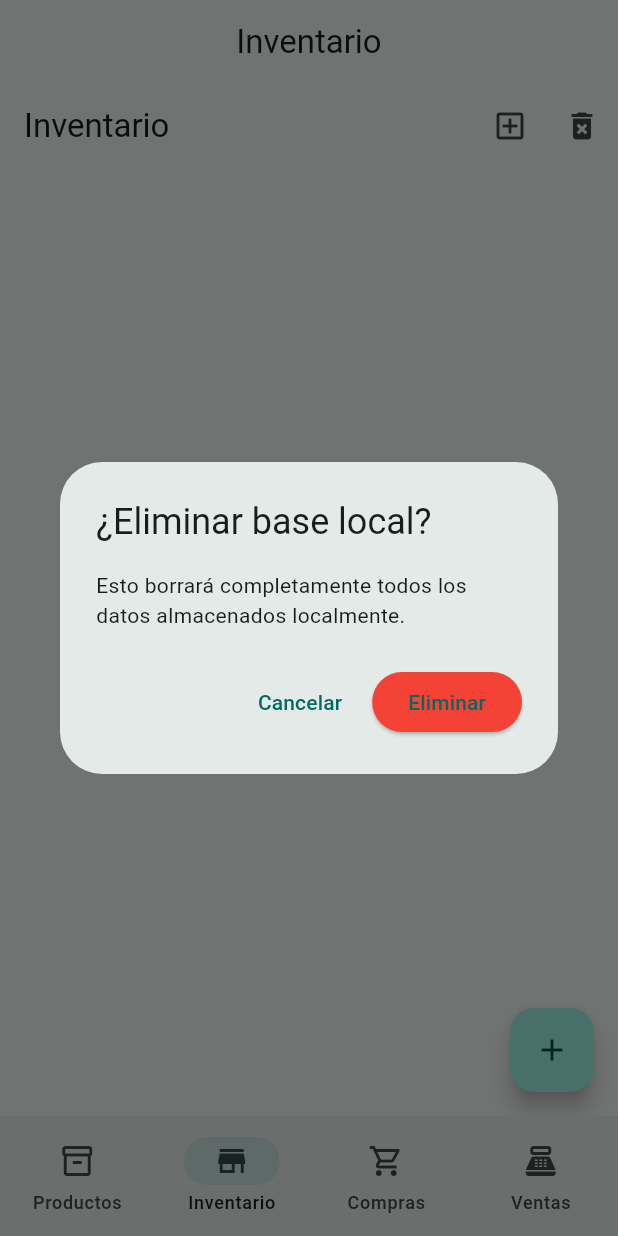
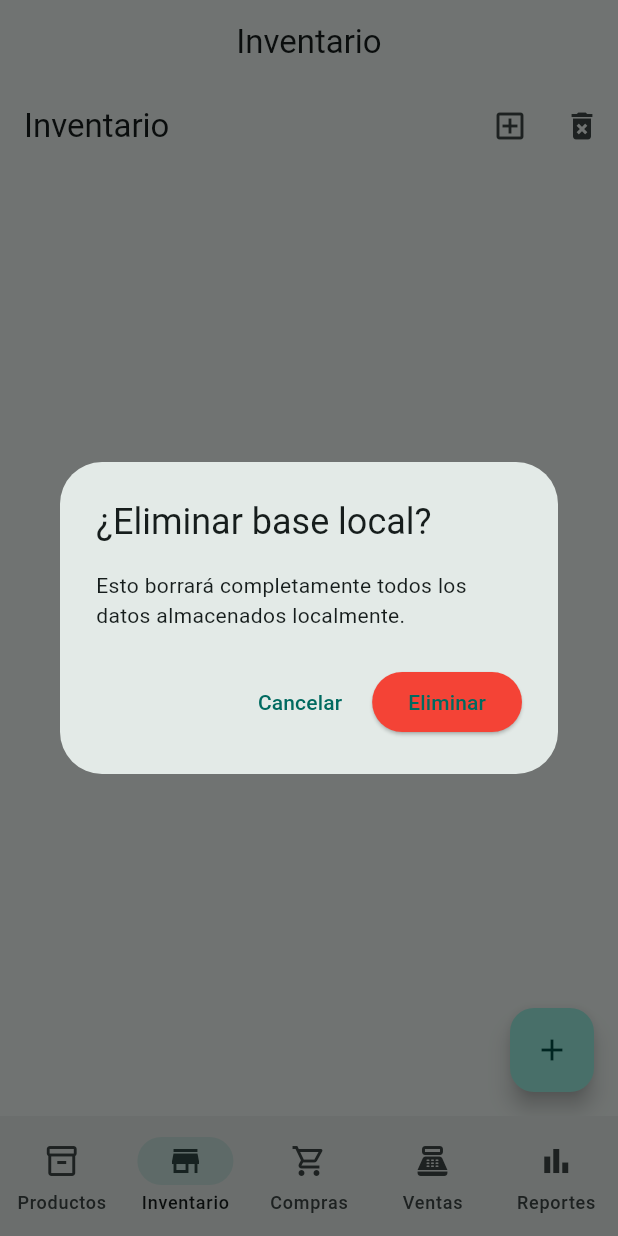
Before and after one commit to quiquex222333/desarrollo_avanzado_app_moviles_proyecto_final, a Flutter app: the screen it shows after launch, item 2 of the bottom bar chosen, after a tap on the "delete forever" icon, on a phone screen of 412 x 824 dp. Run offline on Flutter 3.47's test engine with Material 3 defaults, Android fonts, the phone set to English and light mode, and no system bars; our stand-ins replace bloc, drift, drift_sqflite, equatable, fl_chart, flutter_bloc; accounts and stored records are empty; generated files the repository leaves out were written again.

Commit message:
reportes

```diff
--- /dev/null
+++ b/lib/data/db/daos/reports_dao.dart
@@ -0,0 +1,51 @@
+import 'package:drift/drift.dart';
+import 'package:inventario_offline_first/data/db/tables.dart';
+import '../database.dart';
+
+part 'reports_dao.g.dart';
+
+@DriftAccessor(tables: [Sales, Purchases])
+class ReportsDao extends DatabaseAccessor<AppDatabase> with _$ReportsDaoMixin {
+  ReportsDao(AppDatabase db) : super(db);
+
+  // Totales agrupados por fecha
+  Future<List<Map<String, dynamic>>> getSalesByDate({
+    required DateTime from,
+    required DateTime to,
+  }) async {
+    final query = await (select(sales)
+          ..where((tbl) => tbl.date.isBiggerOrEqualValue(from))
+          ..where((tbl) => tbl.date.isSmallerOrEqualValue(to)))
+        .get();
+
+    final Map<String, double> grouped = {};
+    for (final s in query) {
+      final dateKey = s.date.toIso8601String().split('T').first;
+      grouped.update(dateKey, (v) => v + s.total, ifAbsent: () => s.total);
+    }
+
+    return grouped.entries
+        .map((e) => {'date': e.key, 'total': e.value})
+        .toList();
+  }
+
+  Future<List<Map<String, dynamic>>> getPurchasesByDate({
+    required DateTime from,
+    required DateTime to,
+  }) async {
+    final query = await (select(purchases)
+          ..where((tbl) => tbl.date.isBiggerOrEqualValue(from))
+          ..where((tbl) => tbl.date.isSmallerOrEqualValue(to)))
+        .get();
+
+    final Map<String, double> grouped = {};
+    for (final p in query) {
+      final dateKey = p.date.toIso8601String().split('T').first;
+      grouped.update(dateKey, (v) => v + p.total, ifAbsent: () => p.total);
+    }
+
+    return grouped.entries
+        .map((e) => {'date': e.key, 'total': e.value})
+        .toList();
+  }
+}
--- a/lib/data/db/database.dart
+++ b/lib/data/db/database.dart
@@ -3,6 +3,7 @@ import 'package:drift/drift.dart';
 import 'package:drift_sqflite/drift_sqflite.dart';
 import 'package:inventario_offline_first/data/db/daos/products_dao.dart';
 import 'package:inventario_offline_first/data/db/daos/purchases_dao.dart';
+import 'package:inventario_offline_first/data/db/daos/reports_dao.dart';
 import 'package:inventario_offline_first/data/db/daos/sales_dao.dart';
 import 'package:inventario_offline_first/data/db/daos/stock_dao.dart';
 import 'package:path/path.dart' as p;
@@ -29,6 +30,7 @@ part 'database.g.dart';
     StockDao,
     PurchasesDao,
     SalesDao,
+    ReportsDao,
   ],
 )
 class AppDatabase extends _$AppDatabase {
--- /dev/null
+++ b/lib/data/repositories/reports_repository.dart
@@ -0,0 +1,13 @@
+import '../db/database.dart';
+
+class ReportsRepository {
+  final AppDatabase db;
+  ReportsRepository(this.db);
+
+  Future<Map<String, List<Map<String, dynamic>>>> getReports(
+      DateTime from, DateTime to) async {
+    final sales = await db.reportsDao.getSalesByDate(from: from, to: to);
+    final purchases = await db.reportsDao.getPurchasesByDate(from: from, to: to);
+    return {'sales': sales, 'purchases': purchases};
+  }
+}
--- /dev/null
+++ b/lib/presentation/features/reports/bloc/reports_bloc.dart
@@ -0,0 +1,26 @@
+import 'package:bloc/bloc.dart';
+import 'package:equatable/equatable.dart';
+import '../../../../data/repositories/reports_repository.dart';
+
+part 'reports_event.dart';
+part 'reports_state.dart';
+
+class ReportsBloc extends Bloc<ReportsEvent, ReportsState> {
+  final ReportsRepository repo;
+
+  ReportsBloc(this.repo) : super(ReportsState.initial()) {
+    on<ReportsRequested>((event, emit) async {
+      emit(state.copyWith(status: ReportsStatus.loading));
+      try {
+        final data = await repo.getReports(event.from, event.to);
+        emit(state.copyWith(
+          status: ReportsStatus.success,
+          sales: data['sales']!,
+          purchases: data['purchases']!,
+        ));
+      } catch (_) {
+        emit(state.copyWith(status: ReportsStatus.failure));
+      }
+    });
+  }
+}
--- /dev/null
+++ b/lib/presentation/features/reports/bloc/reports_event.dart
@@ -0,0 +1,13 @@
+part of 'reports_bloc.dart';
+
+abstract class ReportsEvent extends Equatable {
+  const ReportsEvent();
+  @override
+  List<Object?> get props => [];
+}
+
+class ReportsRequested extends ReportsEvent {
+  final DateTime from;
+  final DateTime to;
+  const ReportsRequested(this.from, this.to);
+}
--- /dev/null
+++ b/lib/presentation/features/reports/bloc/reports_state.dart
@@ -0,0 +1,32 @@
+part of 'reports_bloc.dart';
+
+enum ReportsStatus { initial, loading, success, failure }
+
+class ReportsState extends Equatable {
+  final ReportsStatus status;
+  final List<Map<String, dynamic>> sales;
+  final List<Map<String, dynamic>> purchases;
+
+  const ReportsState({
+    required this.status,
+    required this.sales,
+    required this.purchases,
+  });
+
+  factory ReportsState.initial() =>
+      const ReportsState(status: ReportsStatus.initial, sales: [], purchases: []);
+
+  ReportsState copyWith({
+    ReportsStatus? status,
+    List<Map<String, dynamic>>? sales,
+    List<Map<String, dynamic>>? purchases,
+  }) =>
+      ReportsState(
+        status: status ?? this.status,
+        sales: sales ?? this.sales,
+        purchases: purchases ?? this.purchases,
+      );
+
+  @override
+  List<Object?> get props => [status, sales, purchases];
+}
--- /dev/null
+++ b/lib/presentation/features/reports/pages/reports_page.dart
@@ -0,0 +1,218 @@
+import 'package:flutter/material.dart';
+import 'package:flutter_bloc/flutter_bloc.dart';
+import 'package:fl_chart/fl_chart.dart';
+import '../../../../data/repositories/reports_repository.dart';
+import '../../../../data/db/database.dart';
+import '../bloc/reports_bloc.dart';
+
+class ReportsPage extends StatelessWidget {
+  const ReportsPage({super.key});
+
+  @override
+  Widget build(BuildContext context) {
+    return RepositoryProvider(
+      create: (_) =>
+          ReportsRepository(RepositoryProvider.of<AppDatabase>(context)),
+      child: BlocProvider(
+        create: (ctx) => ReportsBloc(ctx.read<ReportsRepository>()),
+        child: const _ReportsView(),
+      ),
+    );
+  }
+}
+
+class _ReportsView extends StatefulWidget {
+  const _ReportsView();
+
+  @override
+  State<_ReportsView> createState() => _ReportsViewState();
+}
+
+class _ReportsViewState extends State<_ReportsView> {
+  DateTime from = DateTime.now().subtract(const Duration(days: 7));
+  DateTime to = DateTime.now();
+
+  @override
+  void initState() {
+    super.initState();
+    context.read<ReportsBloc>().add(ReportsRequested(from, to));
+  }
+
+  @override
+  Widget build(BuildContext context) {
+    return Scaffold(
+      body: Padding(
+        padding: const EdgeInsets.all(16.0),
+        child: BlocBuilder<ReportsBloc, ReportsState>(
+          builder: (context, state) {
+            if (state.status == ReportsStatus.loading) {
+              return const Center(child: CircularProgressIndicator());
+            }
+            if (state.status == ReportsStatus.failure) {
+              return const Center(child: Text('Error al cargar reportes'));
+            }
+
+            final salesData = state.sales;
+            final purchasesData = state.purchases;
+
+            // 👉 Totales
+            final totalSales = salesData.fold<double>(
+                0, (sum, e) => sum + (e['total'] as double));
+            final totalPurchases = purchasesData.fold<double>(
+                0, (sum, e) => sum + (e['total'] as double));
+            final balance = totalSales - totalPurchases;
+
+            return Column(
+              crossAxisAlignment: CrossAxisAlignment.start,
+              children: [
+                // 🗓️ Filtros de fecha
+                Row(
+                  children: [
+                    Expanded(
+                      child: OutlinedButton(
+                        onPressed: () async {
+                          final picked = await showDatePicker(
+                            context: context,
+                            initialDate: from,
+                            firstDate: DateTime(2020),
+                            lastDate: DateTime.now(),
+                          );
+                          if (picked != null) setState(() => from = picked);
+                        },
+                        child:
+                            Text('Desde: ${from.toString().split(" ").first}'),
+                      ),
+                    ),
+                    const SizedBox(width: 8),
+                    Expanded(
+                      child: OutlinedButton(
+                        onPressed: () async {
+                          final picked = await showDatePicker(
+                            context: context,
+                            initialDate: to,
+                            firstDate: DateTime(2020),
+                            lastDate: DateTime.now(),
+                          );
+                          if (picked != null) setState(() => to = picked);
+                        },
+                        child: Text('Hasta: ${to.toString().split(" ").first}'),
+                      ),
+                    ),
+                    IconButton(
+                      icon: const Icon(Icons.refresh),
+                      onPressed: () {
+                        context
+                            .read<ReportsBloc>()
+                            .add(ReportsRequested(from, to));
+                      },
+                    ),
+                  ],
+                ),
+
+                const SizedBox(height: 20),
+
+                // 📊 Gráfico
+                Expanded(
+                  flex: 3,
+                  child: LineChart(
+                    LineChartData(
+                      titlesData: FlTitlesData(show: true),
+                      lineBarsData: [
+                        LineChartBarData(
+                          spots: salesData.asMap().entries.map((e) {
+                            return FlSpot(
+                                e.key.toDouble(), (e.value['total'] as double));
+                          }).toList(),
+                          color: Colors.green,
+                          isCurved: true,
+                          barWidth: 3,
+                          dotData: FlDotData(show: false),
+                        ),
+                        LineChartBarData(
+                          spots: purchasesData.asMap().entries.map((e) {
+                            return FlSpot(
+                                e.key.toDouble(), (e.value['total'] as double));
+                          }).toList(),
+                          color: Colors.blue,
+                          isCurved: true,
+                          barWidth: 3,
+                          dotData: FlDotData(show: false),
+                        ),
+                      ],
+                    ),
+                  ),
+                ),
+
+                const SizedBox(height: 20),
+
+                // 🧮 Resumen numérico
+                Expanded(
+                  flex: 1,
+                  child: Card(
+                    elevation: 2,
+                    shape: RoundedRectangleBorder(
+                        borderRadius: BorderRadius.circular(12)),
+                    child: Padding(
+                      padding: const EdgeInsets.all(16),
+                      child: Column(
+                        crossAxisAlignment: CrossAxisAlignment.start,
+                        mainAxisAlignment: MainAxisAlignment.spaceAround,
+                        children: [
+                          Row(
+                            mainAxisAlignment: MainAxisAlignment.spaceBetween,
+                            children: [
+                              const Text('Total Ventas:',
+                                  style: TextStyle(
+                                      fontSize: 16,
+                                      fontWeight: FontWeight.bold)),
+                              Text('\$${totalSales.toStringAsFixed(2)}',
+                                  style: const TextStyle(
+                                      color: Colors.green, fontSize: 16)),
+                            ],
+                          ),
+                          Row(
+                            mainAxisAlignment: MainAxisAlignment.spaceBetween,
+                            children: [
+                              const Text('Total Compras:',
+                                  style: TextStyle(
+                                      fontSize: 16,
+                                      fontWeight: FontWeight.bold)),
+                              Text('\$${totalPurchases.toStringAsFixed(2)}',
+                                  style: const TextStyle(
+                                      color: Colors.blue, fontSize: 16)),
+                            ],
+                          ),
+                          const Divider(),
+                          Row(
+                            mainAxisAlignment: MainAxisAlignment.spaceBetween,
+                            children: [
+                              const Text('Balance:',
+                                  style: TextStyle(
+                                      fontSize: 18,
+                                      fontWeight: FontWeight.bold)),
+                              Text(
+                                (balance >= 0 ? '+\$' : '-\$') +
+                                    balance.abs().toStringAsFixed(2),
+                                style: TextStyle(
+                                  color: balance >= 0
+                                      ? Colors.green[700]
+                                      : Colors.red[700],
+                                  fontSize: 18,
+                                  fontWeight: FontWeight.bold,
+                                ),
+                              ),
+                            ],
+                          ),
+                        ],
+                      ),
+                    ),
+                  ),
+                ),
+              ],
+            );
+          },
+        ),
+      ),
+    );
+  }
+}
--- a/lib/presentation/home/home_page.dart
+++ b/lib/presentation/home/home_page.dart
@@ -1,6 +1,9 @@
 import 'package:flutter/material.dart';
 import 'package:flutter_bloc/flutter_bloc.dart';
+import 'package:inventario_offline_first/data/repositories/reports_repository.dart';
 import 'package:inventario_offline_first/data/repositories/sales_repository.dart';
+import 'package:inventario_offline_first/presentation/features/reports/bloc/reports_bloc.dart';
+import 'package:inventario_offline_first/presentation/features/reports/pages/reports_page.dart';
 import 'package:inventario_offline_first/presentation/features/sales/bloc/sales_bloc.dart';
 import 'package:inventario_offline_first/presentation/features/sales/pages/sales_page.dart';
 import '../../data/db/database.dart';
@@ -76,9 +79,15 @@ class _HomePageState extends State<HomePage> {
 
             // 🛒 Ventas
             BlocProvider(
-              create: (ctx) => SalesBloc(ctx.read<SalesRepository>())
-                ..add(SalesStarted()),
+              create: (ctx) =>
+                  SalesBloc(ctx.read<SalesRepository>())..add(SalesStarted()),
               child: const SalesPage(),
+            ),
+
+            // 📊 Reportes
+            BlocProvider(
+              create: (ctx) => ReportsBloc(ctx.read<ReportsRepository>()),
+              child: const ReportsPage(),
             ),
           ],
         ),
@@ -107,6 +116,11 @@ class _HomePageState extends State<HomePage> {
               selectedIcon: Icon(Icons.point_of_sale),
               label: 'Ventas',
             ),
+            NavigationDestination(
+              icon: Icon(Icons.bar_chart_outlined),
+              selectedIcon: Icon(Icons.bar_chart),
+              label: 'Reportes',
+            ),
           ],
         ),
       ),
@@ -123,6 +137,8 @@ class _HomePageState extends State<HomePage> {
         return 'Compras';
       case 3:
         return 'Ventas';
+      case 4:
+        return 'Reportes';
       default:
         return 'Inventario';
     }
--- a/pubspec.yaml
+++ b/pubspec.yaml
@@ -30,6 +30,7 @@ environment:
 dependencies:
   flutter:
     sdk: flutter
+  fl_chart: ^0.66.2
 
   # Estado / BLoC
   flutter_bloc: ^9.0.0
```
Also changed, not shown: lib/data/db/daos/reports_dao.g.dart (added), lib/data/db/database.g.dart, pubspec.lock.
